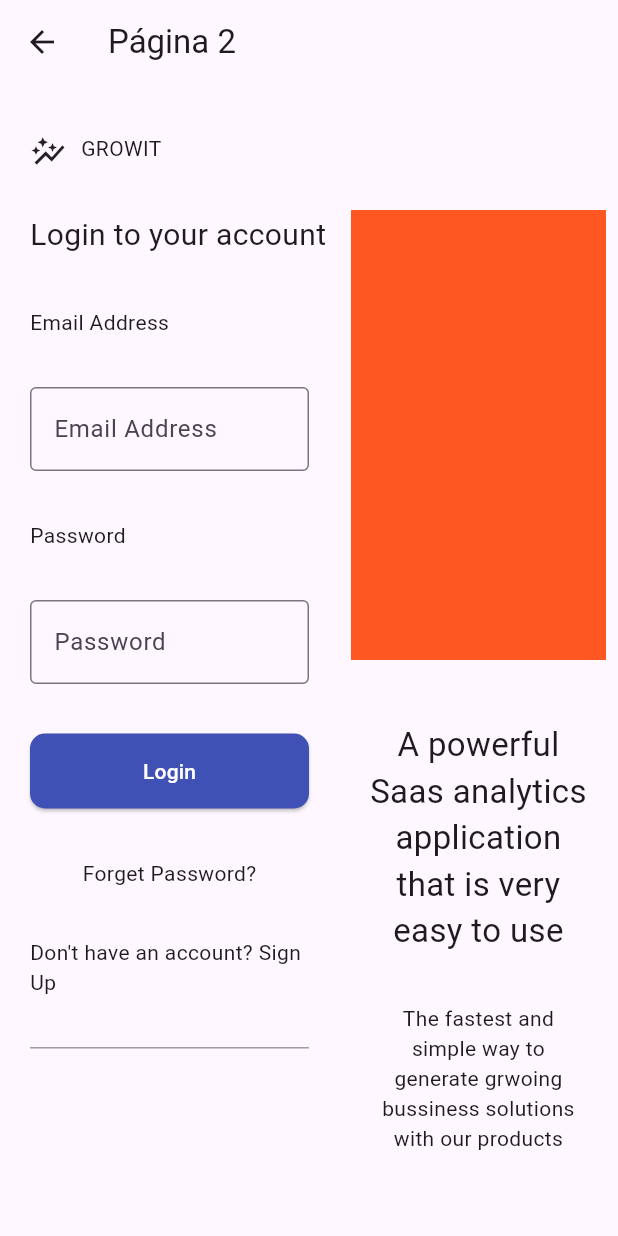
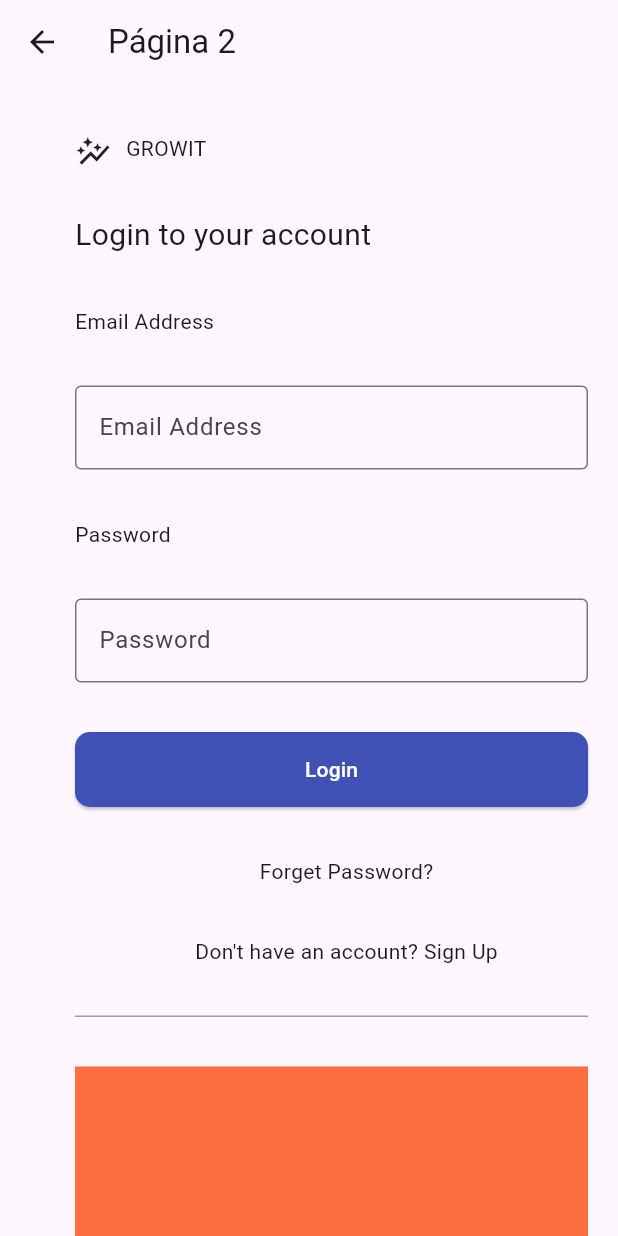
Before and after one commit to mhbm/FlutterLearning, a Flutter app: the Pagina2 screen opened by its route, on a phone screen of 412 x 824 dp. Run offline on Flutter 3.47's test engine with Material 3 defaults, Android fonts, the phone set to English and light mode, and no system bars; missing offline and left inert: dart:html.

Commit message:
Finalize page2 - mobile
Signed-off-by: Mateus Macedo <mhbassomacedo@gmail.com>

```diff
--- a/lib/pages/page2.dart
+++ b/lib/pages/page2.dart
@@ -9,7 +9,23 @@ class Pagina2 extends StatelessWidget {
       appBar: AppBar(
         title: Text('Página 2'),
       ),
-      body: Row(
+      body: LayoutBuilder(
+        builder: (context, constraints) {
+          if (constraints.maxWidth < 600) {
+            // Layout para dispositivos móveis (menor que 600 pixels de largura)
+            return buildMobileLayout();
+          } else {
+            // Layout para desktops ou telas maiores (600 pixels ou mais de largura)
+            return buildDesktopLayout();
+          }
+        },
+      ),
+    );
+  }
+}
+
+Widget buildDesktopLayout() {
+  return Row(
     children: [
       Expanded(
         child: Column(
@@ -184,8 +200,7 @@ class Pagina2 extends StatelessWidget {
                       ),
                     ),
                     const Padding(
-                          padding:
-                              EdgeInsets.only(top: 33, left: 20, right: 20),
+                      padding: EdgeInsets.only(top: 33, left: 20, right: 20),
                       child: Expanded(
                         child: Text(
                           "A powerful Saas analytics application that is very easy to use",
@@ -195,8 +210,7 @@ class Pagina2 extends StatelessWidget {
                       ),
                     ),
                     const Padding(
-                          padding:
-                              EdgeInsets.only(top: 33, left: 20, right: 20),
+                      padding: EdgeInsets.only(top: 33, left: 20, right: 20),
                       child: Expanded(
                         child: Text(
                             "The fastest and simple way to generate grwoing bussiness solutions with our products",
@@ -211,7 +225,150 @@ class Pagina2 extends StatelessWidget {
         ),
       ),
     ],
+  );
+}
+
+Widget buildMobileLayout() {
+  return SingleChildScrollView(
+    child: Padding(
+      padding: const EdgeInsets.only(left: 30),
+      child: Container(
+        child: Column(
+          crossAxisAlignment: CrossAxisAlignment.stretch,
+          children: [
+            Padding(
+              padding: const EdgeInsets.only(top: 33, left: 20),
+              child: Container(
+                height: 20,
+                child: const Row(
+                  mainAxisAlignment: MainAxisAlignment.start,
+                  children: [
+                    Icon(Icons.auto_graph_sharp),
+                    Padding(
+                      padding: EdgeInsets.only(left: 10),
+                      child: Text('GROWIT'),
+                    ),
+                  ],
+                ),
+              ),
+            ),
+            const Padding(
+              padding: EdgeInsets.only(top: 33, left: 20),
+              child: Expanded(
+                child: Text(
+                  "Login to your account",
+                  style: TextStyle(fontSize: 20),
+                ),
+              ),
+            ),
+            const Padding(
+              padding: EdgeInsets.only(top: 33, left: 20),
+              child: Expanded(
+                child: Text("Email Address"),
+              ),
+            ),
+            const Padding(
+              padding: EdgeInsets.only(top: 33, left: 20, right: 20),
+              child: Expanded(
+                child: Row(
+                  children: [
+                    Expanded(
+                      child: TextField(
+                        decoration: InputDecoration(
+                          border: OutlineInputBorder(),
+                          labelText: 'Email Address',
+                        ),
+                      ),
+                    )
+                  ],
+                ),
+              ),
+            ),
+            const Padding(
+              padding: EdgeInsets.only(top: 33, left: 20),
+              child: Expanded(
+                child: Text("Password"),
+              ),
+            ),
+            const Padding(
+              padding: EdgeInsets.only(top: 33, left: 20, right: 20),
+              child: Expanded(
+                child: Row(
+                  children: [
+                    Expanded(
+                      child: TextField(
+                        decoration: InputDecoration(
+                          border: OutlineInputBorder(),
+                          labelText: 'Password',
+                        ),
+                      ),
+                    )
+                  ],
+                ),
+              ),
+            ),
+            Padding(
+              padding: EdgeInsets.only(top: 33, left: 20, right: 20),
+              child: Expanded(
+                child: Row(
+                  children: [
+                    Expanded(
+                      child: Container(
+                        height: 50,
+                        child: ElevatedButton(
+                          onPressed: () {},
+                          style: ElevatedButton.styleFrom(
+                            backgroundColor: Colors.indigo,
+                            shape: RoundedRectangleBorder(
+                              borderRadius: BorderRadius.circular(
+                                  10), // Bordas arredondadas
+                            ),
+                          ),
+                          child: const Text(
+                            'Login',
+                            style: TextStyle(color: Colors.white),
+                          ),
+                        ),
+                      ),
+                    ),
+                  ],
+                ),
+              ),
+            ),
+            const Padding(
+              padding: EdgeInsets.only(top: 33, left: 20),
+              child: Expanded(
+                child: Center(
+                  child: Text("Forget Password?"),
+                ),
+              ),
+            ),
+            const Padding(
+              padding: EdgeInsets.only(top: 33, left: 20),
+              child: Expanded(
+                child: Center(
+                  child: Text("Don't have an account? Sign Up"),
+                ),
+              ),
+            ),
+            Padding(
+              padding: EdgeInsets.only(top: 33, left: 20, right: 20),
+              child: Expanded(
+                child: Container(
+                  height: 1,
+                  color: Colors.grey,
+                ),
+              ),
+            ),
+            Padding(
+              padding: EdgeInsets.only(top: 33, left: 20, right: 20, bottom: 20),
+              child: Expanded(
+                child: Container(height: 600, color: Colors.deepOrangeAccent),
+              ),
+            ),
+          ],
+        ),
+      ),
     ),
   );
 }
-}
```
Lines whose indentation alone changed are shown as unchanged.
